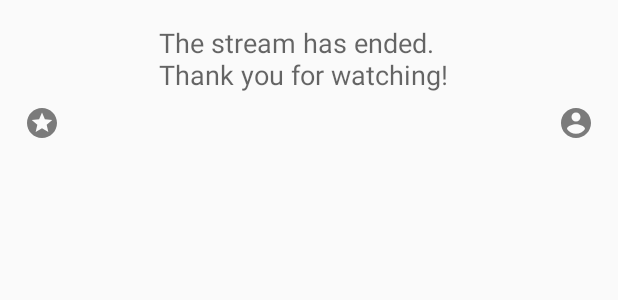
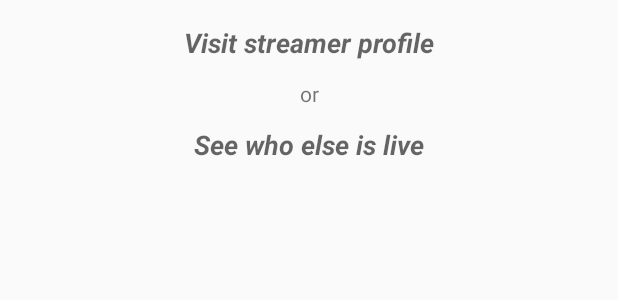
Before and after one commit to GhyselsDymas/Jetminister, an Android app: the layout dialog_stream_ended.xml on its own in the app's theme, with its tools: preview values and no code run, on a phone screen of 412 x 824 dp. Shown: the top 300 px of the screen. Run offline under Robolectric (Android 15) with nearby library versions, the light colour scheme and no system bars.

Commit message:
StreamEndedDialog created, needs testing

```diff
--- a/app/src/main/res/layout/dialog_strem_ended.xml
+++ b/app/src/main/res/layout/dialog_stream_ended.xml
@@ -10,32 +10,41 @@
     android:paddingBottom="16dp">
 
     <TextView
-        android:id="@+id/stream_end_tv"
-        android:layout_width="200dp"
+        android:id="@+id/stream_ended_profile_tv"
+        android:layout_width="wrap_content"
         android:layout_height="wrap_content"
-        android:text="@string/player_stream_ended"
+        android:layout_marginBottom="12dp"
+        android:clickable="true"
+        android:focusable="true"
+        android:text="@string/player_stream_ended_profile"
         android:textAppearance="@style/TextAppearance.AppCompat.Medium"
+        android:textStyle="bold|italic"
+        app:layout_constraintBottom_toTopOf="@+id/textView7"
         app:layout_constraintEnd_toEndOf="parent"
         app:layout_constraintStart_toStartOf="parent"
         app:layout_constraintTop_toTopOf="parent" />
 
-    <ImageView
-        android:id="@+id/stream_ended_profile_iv"
+    <TextView
+        android:id="@+id/stream_ended_live_tv"
         android:layout_width="wrap_content"
         android:layout_height="wrap_content"
-        android:layout_marginTop="8dp"
+        android:clickable="true"
+        android:focusable="true"
+        android:text="@string/player_stream_ended_live"
+        android:textAppearance="@style/TextAppearance.AppCompat.Medium"
+        android:textStyle="bold|italic"
         app:layout_constraintBottom_toBottomOf="parent"
         app:layout_constraintEnd_toEndOf="parent"
-        app:layout_constraintTop_toBottomOf="@+id/stream_end_tv"
-        app:srcCompat="@drawable/ic_user_profile_24" />
+        app:layout_constraintStart_toStartOf="parent" />
 
-    <ImageView
-        android:id="@+id/stream_ended_live_iv"
+    <TextView
+        android:id="@+id/textView7"
         android:layout_width="wrap_content"
         android:layout_height="wrap_content"
-        android:layout_marginTop="8dp"
-        app:layout_constraintStart_toStartOf="parent"
-        app:layout_constraintTop_toBottomOf="@+id/stream_end_tv"
-        app:srcCompat="@drawable/ic_top100_24" />
+        android:layout_marginBottom="12dp"
+        android:text="@string/or"
+        app:layout_constraintBottom_toTopOf="@+id/stream_ended_live_tv"
+        app:layout_constraintEnd_toEndOf="parent"
+        app:layout_constraintStart_toStartOf="parent" />
 
 </androidx.constraintlayout.widget.ConstraintLayout>
--- a/app/src/main/res/values/strings.xml
+++ b/app/src/main/res/values/strings.xml
@@ -18,6 +18,7 @@
     <string name="cancel">Cancel</string>
     <string name="confirm">Confirm</string>
     <string name="upload">Upload</string>
+    <string name="or">or</string>
     <string name="register_et_password">Password</string>
     <string name="register_et_password_confirm">Confirm password</string>
     <string name="register_et_descr">Description</string>
@@ -71,13 +72,13 @@
     <string name="see_more_tv">See more</string>
     <string name="read_more_tv">Read more</string>
     <string name="btn_choose_image">Choose image</string>
-    <string name="profile_iv_preview">A preview of the image you selcted</string>
+    <string name="profile_iv_preview">A preview of the image you selected</string>
     <string name="start">Start</string>
     <string name="stop">Stop</string>
     <string name="stopped">[Stopped]</string>
     <string name="permission_dialog_title">Camera and Audio</string>
     <string name="permission_dialog_message">"Both camera and audio permissions are needed for broadcasting</string>
-    <string name="broadcast_permission_notification">You need to grant persmissions in order to begin streaming</string>
+    <string name="broadcast_permission_notification">You need to grant permissions in order to begin streaming</string>
     <string name="title_activity_fullscreen">FullscreenActivity</string>
     <string name="dummy_button">Dummy Button</string>
     <string name="dummy_content">DUMMY\nCONTENT</string>
@@ -89,6 +90,9 @@
     <string name="player_comment_hint">Comment</string>
     <string name="player_comment_error_not_registered">You must be logged in to post a comment</string>
     <string name="player_stream_ended">The stream has ended. Thank you for watching!</string>
+    <string name="player_stream_ended_live">See who else is live</string>
+    <string name="player_stream_ended_profile">Visit streamer profile</string>
+
     <string name="report_dialog_title">Report abuse</string>
     <string name="report_dialog_message">Please give adequate information</string>
     <string name="report_dialog_reasons">Write your reasons for reporting here</string>
```
Also changed, not shown: app/src/main/java/pack/jetminister/ui/activities/LivePlayerActivity.java (+8 -2 lines), app/src/main/java/pack/jetminister/ui/dialogs/StreamEndedDialog.java (+29 -2 lines).
